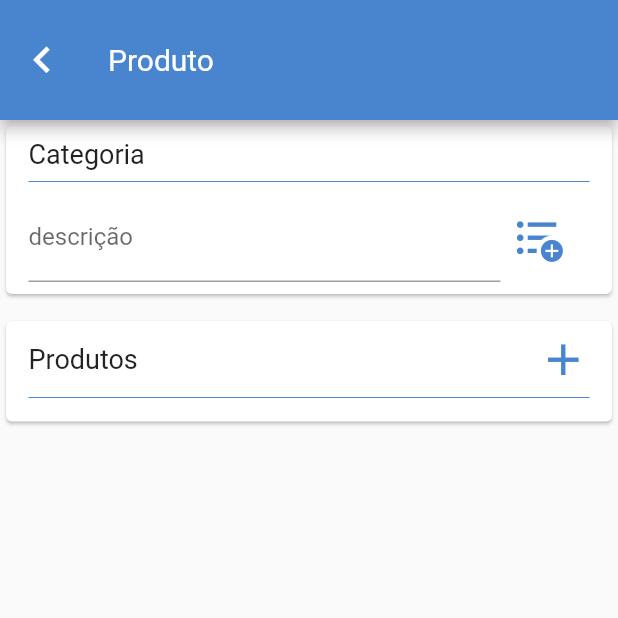
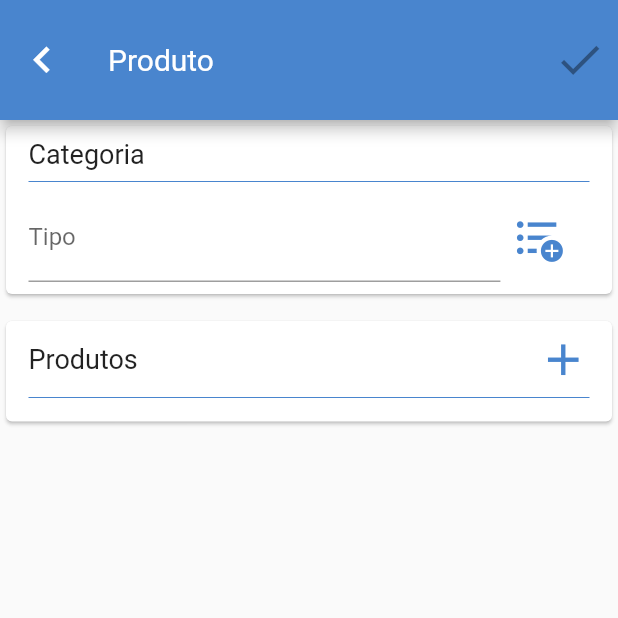
Before and after one commit to Jo-Analyst/month-shopping-app, a Flutter app: the ProductFormPage screen opened directly, on a phone screen of 412 x 824 dp, the top half of it. Run offline on Flutter 3.47's test engine with Material 2 defaults, Android fonts, the phone set to English and light mode, and no system bars; our stand-ins replace flutter_slidable, font_awesome_flutter, sqflite; accounts and stored records are empty.

Commit message:
Implementação do db

```diff
--- a/lib/pages/category_list_page.dart
+++ b/lib/pages/category_list_page.dart
@@ -19,7 +19,7 @@ class _CategoryListPageState extends State<CategoryListPage> {
         categories.add(
           {
             "id": 0,
-            "description": response,
+            "type_category": response,
           },
         );
       });
@@ -107,7 +107,7 @@ class _CategoryListPageState extends State<CategoryListPage> {
                                       Navigator.of(context).pop(category),
                                   child: ListTile(
                                     title: Text(
-                                      category["description"],
+                                      category["type_category"],
                                       style: TextStyle(
                                         fontSize: Theme.of(context)
                                             .textTheme
--- a/lib/pages/product_form_page.dart
+++ b/lib/pages/product_form_page.dart
@@ -14,11 +14,22 @@ class ProductFormPage extends StatefulWidget {
 class _ProductFormPageState extends State<ProductFormPage> {
   List<Map<String, dynamic>> items = [];
   final categoryController = TextEditingController();
+  String category = "";
 
   @override
   Widget build(BuildContext context) {
     return Scaffold(
         appBar: AppBar(
+          actions: [
+            IconButton(
+              onPressed:
+                  category.trim().isEmpty || items.isEmpty ? null : () {},
+              icon: const Icon(
+                Icons.check,
+                size: 35,
+              ),
+            ),
+          ],
           leading: IconButton(
             icon: const Icon(
               Icons.keyboard_arrow_left,
@@ -59,20 +70,22 @@ class _ProductFormPageState extends State<ProductFormPage> {
                             readOnly: true,
                             textInputAction: TextInputAction.none,
                             decoration: const InputDecoration(
-                              labelText: "descrição",
+                              labelText: "Tipo",
                             ),
                           ),
                         ),
                         IconButton(
                           onPressed: () async {
-                            final category = await Navigator.of(context).push(
+                            final categorySelected =
+                                await Navigator.of(context).push(
                               MaterialPageRoute(
                                 builder: (_) => const CategoryListPage(),
                               ),
                             );
 
-                            if (category != null) {
-                              categoryController.text = category["description"];
+                            if (categorySelected != null) {
+                              category = categorySelected["type_category"];
+                              categoryController.text = category;
                             }
                           },
                           icon: Icon(
@@ -152,7 +165,10 @@ class _ProductFormPageState extends State<ProductFormPage> {
                               child: Column(
                                 children: [
                                   ListTile(
-                                    leading: const Icon(FontAwesomeIcons.box),
+                                    leading: const Icon(
+                                      FontAwesomeIcons.box,
+                                      size: 25,
+                                    ),
                                     title: Text(item["name"]),
                                   ),
                                   Divider(
--- a/pubspec.yaml
+++ b/pubspec.yaml
@@ -37,6 +37,9 @@ dependencies:
   cupertino_icons: ^1.0.2
   font_awesome_flutter: ^10.5.0
   flutter_slidable: ^3.0.0
+  provider: ^6.0.5
+  sqflite: ^2.3.0
+  path: ^1.8.3
 
 dev_dependencies:
   flutter_test:
```
Also changed, not shown: lib/config/db.dart (added, +24 -0 lines), lib/pages/product_list_page.dart (+15 -15 lines), pubspec.lock.
